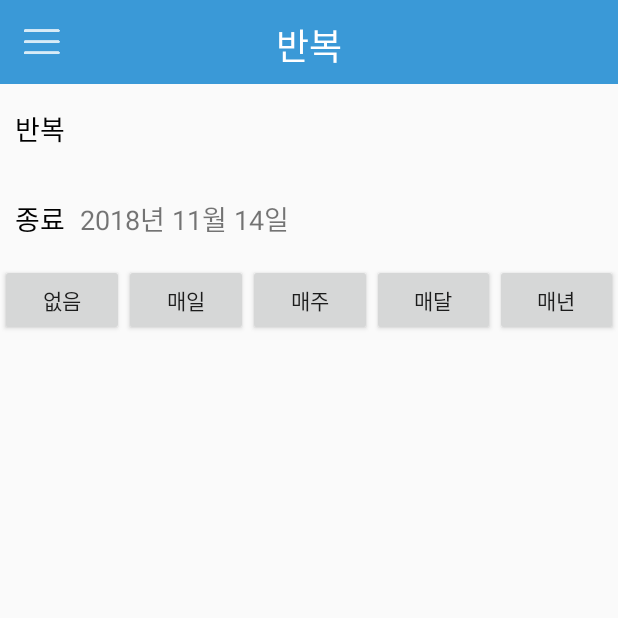
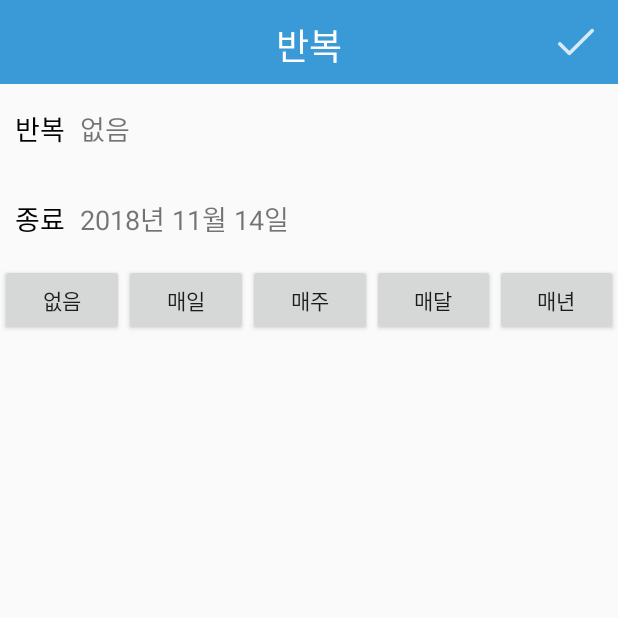
Before and after one commit to plainswalker/FixMe, an Android app: the ScheduleRepeationActivity screen opened directly, with no data from a screen before it, on a phone screen of 412 x 824 dp, the top half of it. Run offline under Robolectric (Android 15) with nearby library versions, the phone set to English and light mode, and no system bars.

Commit message:
completed until coming back to ScheduleFragment, on processing of delivering stored data from Schedule**Activity to ScheduleFragment

```diff
--- a/app/src/main/java/com/example/nayunpark/fixme_ui/ScheduleActivity.java
+++ b/app/src/main/java/com/example/nayunpark/fixme_ui/ScheduleActivity.java
@@ -64,7 +64,7 @@ public class ScheduleActivity extends AppCompatActivity implements ScheduleFragm
                     Fragment schfrg = (Fragment) new ScheduleFragment();
                     FragmentTransaction ft = this.fm.beginTransaction();
                     final FragmentTransaction add = ft.add(R.id.fragment_blank, schfrg);
-//                    ft.addToBackStack(null);
+
                     ft.commit();
                 }
                 rt = true;
--- a/app/src/main/java/com/example/nayunpark/fixme_ui/ScheduleRepeationActivity.java
+++ b/app/src/main/java/com/example/nayunpark/fixme_ui/ScheduleRepeationActivity.java
@@ -1,11 +1,16 @@
 package com.example.nayunpark.fixme_ui;
 
 import android.app.DatePickerDialog;
+import android.content.Intent;
+import android.net.Uri;
 import android.support.v4.app.Fragment;
 import android.support.v4.app.FragmentManager;
 import android.support.v4.app.FragmentTransaction;
 import android.support.v7.app.AppCompatActivity;
 import android.os.Bundle;
+import android.view.Menu;
+import android.view.MenuInflater;
+import android.view.MenuItem;
 import android.view.View;
 import android.widget.Button;
 import android.widget.DatePicker;
@@ -15,10 +20,14 @@ import android.widget.Toast;
 
 import java.util.Calendar;
 
-public class ScheduleRepeationActivity extends AppCompatActivity {
+public class ScheduleRepeationActivity extends AppCompatActivity
+        implements ScheduleRepeatWeeklyFragment.OnFragmentInteractionListener {
     Toolbar toolbar;
     TextView textViewED, textViewRD;
     FragmentManager fragmentManager = null;
+    String dates = "none";
+    //non=0, daily=1, weekly=2, monthly=3, yearly=4
+    int repeatState = 0;
 
     @Override
     protected void onCreate(Bundle savedInstanceState) {
@@ -29,8 +38,7 @@ public class ScheduleRepeationActivity extends AppCompatActivity {
         setSupportActionBar(toolbar);
 
         getSupportActionBar().setDisplayShowTitleEnabled(false);
-        getSupportActionBar().setDisplayHomeAsUpEnabled(true);
-        getSupportActionBar().setHomeAsUpIndicator(R.drawable.ic_full_menu);
+        getSupportActionBar().setDisplayHomeAsUpEnabled(false);
 
         Calendar calendar = Calendar.getInstance();
         int year = calendar.get(Calendar.YEAR);
@@ -40,7 +48,7 @@ public class ScheduleRepeationActivity extends AppCompatActivity {
         final DatePickerDialog datePickerDialog = new DatePickerDialog(this, listener, year, month, day);
 
         textViewRD = (TextView) findViewById(R.id.repeatDay);
-        textViewRD.setText("");
+        textViewRD.setText("없음");
 
         textViewED = (TextView) findViewById(R.id.endRDate);
         textViewED.setText(year+"년 "+(month + 1)+"월 "+day+"일");
@@ -53,6 +61,24 @@ public class ScheduleRepeationActivity extends AppCompatActivity {
             @Override
             public void onClick(View v) {
                 datePickerDialog.show();
+            }
+        });
+
+        Button noneButton = (Button) findViewById(R.id.noneButton);
+        noneButton.setOnClickListener(new View.OnClickListener() {
+            @Override
+            public void onClick(View v) {
+                textViewRD.setText("없음");
+                repeatState = 0;
+            }
+        });
+
+        Button dailyButton = (Button) findViewById(R.id.dailyButton);
+        dailyButton.setOnClickListener(new View.OnClickListener() {
+            @Override
+            public void onClick(View v) {
+                textViewRD.setText("매일");
+                repeatState = 1;
             }
         });
 
@@ -70,11 +96,52 @@ public class ScheduleRepeationActivity extends AppCompatActivity {
             }
         });
 
-//        ScheduleRepeatWeeklyFragment scheduleRepeatWeeklyFragment = new ScheduleRepeatWeeklyFragment();
-//        if(scheduleRepeatWeeklyFragment.getCheckDay() != "") {
-//            Toast.makeText(getApplicationContext(), scheduleRepeatWeeklyFragment.getCheckDay(), Toast.LENGTH_SHORT).show();
-//        }
 
+        Button monthlyButton = (Button) findViewById(R.id.monthlyButton);
+        monthlyButton.setOnClickListener(new View.OnClickListener() {
+            @Override
+            public void onClick(View v) {
+                textViewRD.setText("매달");
+                repeatState = 3;
+            }
+        });
+
+        Button yearlyButton = (Button) findViewById(R.id.yearlyButton);
+        yearlyButton.setOnClickListener(new View.OnClickListener() {
+            @Override
+            public void onClick(View v) {
+                textViewRD.setText("매년");
+                repeatState = 4;
+            }
+        });
+
+    }
+
+    @Override
+    public boolean onCreateOptionsMenu(Menu menu) {
+        MenuInflater menuInflater = getMenuInflater();
+        menuInflater.inflate(R.menu.schedule_attribute_menu, menu);
+        return true;
+    }
+
+    @Override
+    public boolean onOptionsItemSelected(MenuItem item) {
+        boolean rt = super.onOptionsItemSelected(item);
+
+        if(item.getItemId() == R.id.schedule_confirm) {
+//            ScheduleFragment scheduleFragment = new ScheduleFragment();
+//            ScheduleData scheduleData = new ScheduleData(dates, repeatState);
+//            Bundle bundle = new Bundle();
+//            bundle.putParcelable("scheduleData", scheduleData);
+//            scheduleFragment.setArguments(bundle);
+
+            Intent intent = new Intent();
+            intent.putExtra("result", "value");
+            setResult(RESULT_OK, intent);
+            finish();
+        }
+
+        return rt;
     }
 
     private DatePickerDialog.OnDateSetListener listener = new DatePickerDialog.OnDateSetListener() {
@@ -85,4 +152,13 @@ public class ScheduleRepeationActivity extends AppCompatActivity {
         }
     };
 
+    @Override
+    public void onFragmentInteraction(Uri uri) {
+
+    }
+
+    @Override
+    public void onCheckedDateSet(String dates) {
+        this.dates = dates;
+    }
 }
--- /dev/null
+++ b/app/src/main/res/menu/schedule_attribute_menu.xml
@@ -0,0 +1,11 @@
+<?xml version="1.0" encoding="utf-8"?>
+<menu xmlns:android="http://schemas.android.com/apk/res/android"
+    xmlns:app="http://schemas.android.com/apk/res-auto">
+    <item
+        android:id="@+id/schedule_confirm"
+        android:icon="@drawable/ic_full_confirm"
+        android:orderInCategory="1"
+        android:title="menu"
+        app:showAsAction="always">
+    </item>
+</menu>
```
Also changed, not shown: app/src/main/java/com/example/nayunpark/fixme_ui/ScheduleData.java (added, +45 -0 lines), app/src/main/java/com/example/nayunpark/fixme_ui/ScheduleFragment.java (+28 -2 lines), app/src/main/java/com/example/nayunpark/fixme_ui/ScheduleRepeatWeeklyFragment.java (+5 -5 lines), app/src/main/res/drawable-hdpi/ic_full_confirm.png (added), app/src/main/res/drawable-hdpi/ic_full_ok.png (added), app/src/main/res/drawable-mdpi/ic_full_confirm.png (added), app/src/main/res/drawable-mdpi/ic_full_ok.png (added), app/src/main/res/drawable-xhdpi/ic_full_confirm.png (added), app/src/main/res/drawable-xhdpi/ic_full_ok.png (added), app/src/main/res/drawable-xxhdpi/ic_full_confirm.png (added), app/src/main/res/drawable-xxhdpi/ic_full_ok.png (added).
